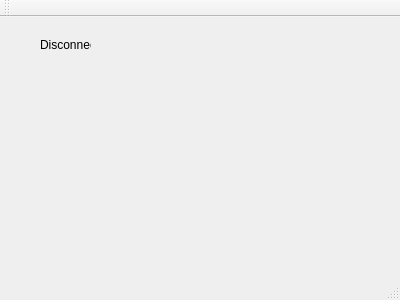
First picture: the form in HOST_QT/mainwindow.ui, repository lisitsynSA/inter, before the edit.
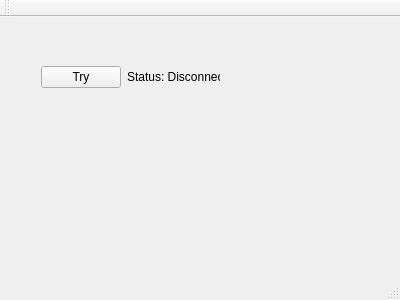
Second picture: the form after the edit.

Diff of the .ui file:
```diff
--- a/HOST_QT/mainwindow.ui
+++ b/HOST_QT/mainwindow.ui
@@ -14,18 +14,34 @@
    <string>MainWindow</string>
   </property>
   <widget class="QWidget" name="centralWidget">
-   <widget class="QLabel" name="label">
+   <widget class="QWidget" name="horizontalLayoutWidget">
     <property name="geometry">
      <rect>
-      <x>40</x>
+      <x>30</x>
       <y>20</y>
-      <width>51</width>
-      <height>16</height>
+      <width>201</width>
+      <height>80</height>
      </rect>
     </property>
-    <property name="text">
-     <string>Disconnect</string>
-    </property>
+    <layout class="QHBoxLayout" name="horizontalLayout">
+     <item>
+      <widget class="QPushButton" name="tryButton">
+       <property name="text">
+        <string>Try</string>
+       </property>
+       <property name="checkable">
+        <bool>true</bool>
+       </property>
+      </widget>
+     </item>
+     <item>
+      <widget class="QLabel" name="statusLabel">
+       <property name="text">
+        <string>Status: Disconnect</string>
+       </property>
+      </widget>
+     </item>
+    </layout>
    </widget>
   </widget>
   <widget class="QMenuBar" name="menuBar">
```
